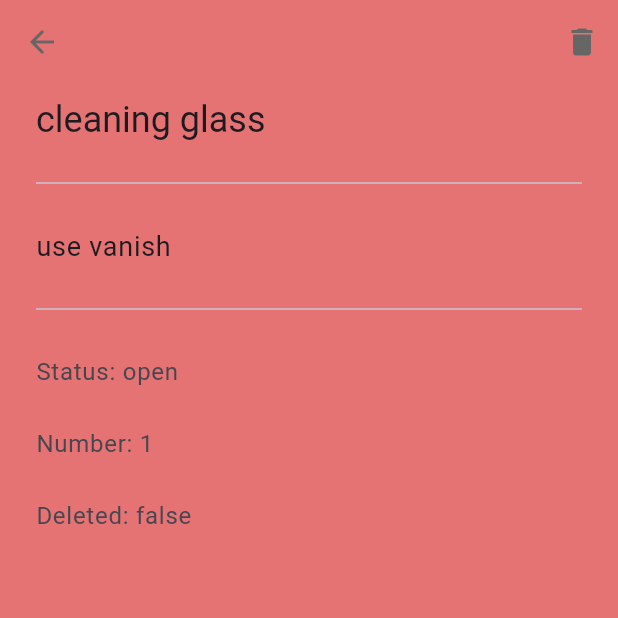
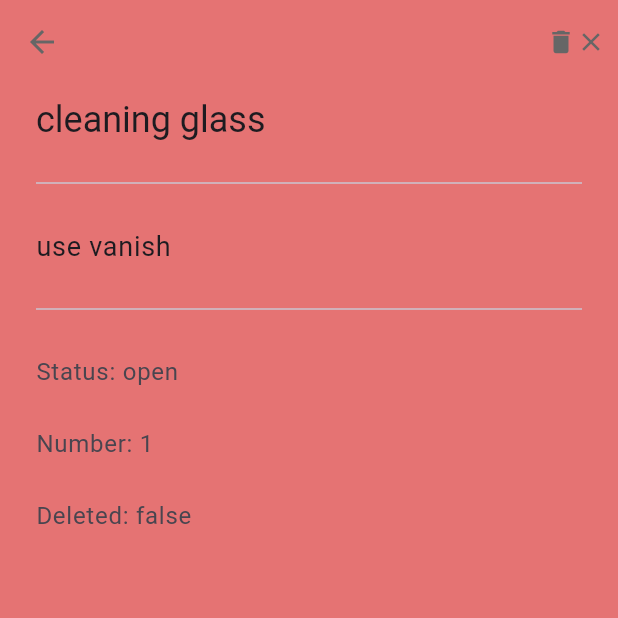
Before and after one commit to LuisBarretto11/Projeto-Dispositivos-Moveis, a Flutter app: the screen it shows after launch, after a tap on "cleaning glass", on a phone screen of 412 x 824 dp, the top half of it. Run offline on Flutter 3.47's test engine with Material 3 defaults, Android fonts, the phone set to English and light mode, and no system bars; our stand-ins replace sqflite; accounts and stored records are empty.

Commit message:
refactor: remove code comment

```diff
--- a/lib/page/work_order_details_page.dart
+++ b/lib/page/work_order_details_page.dart
@@ -5,7 +5,6 @@ import 'package:work_order/repositories/work_order_repository.dart';
 import 'package:work_order/theme/custom_black_theme.dart';
 
 class WorkOrderDetailsPage extends StatelessWidget {
-  // WorkOrder workOrder;
   final WorkOrder workOrder;
   final _workOrderTitle = TextEditingController();
   final _workOrderDescription = TextEditingController();
@@ -14,25 +13,6 @@ class WorkOrderDetailsPage extends StatelessWidget {
     _workOrderTitle.text = workOrder.title;
     _workOrderDescription.text = workOrder.description;
   }
-
-  // final _form = GlobalKey<FormState>();
-
-  // String description = '';
-
-  // salvar() {
-  //   if (_form.currentState!.validate()) {
-  //     // Salvar a compra
-
-  //     Navigator.pop(context);
-
-  //     ScaffoldMessenger.of(context).showSnackBar(
-  //       const SnackBar(
-  //         content: Text('Work Order saved!'),
-  //         duration: Duration(seconds: 2),
-  //       ),
-  //     );
-  //   }
-  // }
 
   @override
   Widget build(BuildContext context) {
@@ -70,7 +50,15 @@ class WorkOrderDetailsPage extends StatelessWidget {
                         }
                         Navigator.of(context).pop();
                       },
-                      icon: Icon(!workOrder.deleted ? Icons.delete : Icons.restore),
+                      icon: !workOrder.deleted
+                        ? const Row(
+                            mainAxisSize: MainAxisSize.min,
+                            children: [
+                              Icon(Icons.delete, size: 20),
+                              Icon(Icons.close, size: 20),
+                            ],
+                          )
+                        : const Icon(Icons.restore),
                     ),
                   ],
                 ),
@@ -144,78 +132,5 @@ class WorkOrderDetailsPage extends StatelessWidget {
         ),
       ),
     );
-
-    // return Scaffold(
-    //   appBar: AppBar(
-    //     title: Text('${widget.workOrder.title} (#${widget.workOrder.number})'),
-    //   ),
-    //   body: Padding(
-    //     padding: const EdgeInsets.all(24),
-    //     child: Column(
-    //       children: [
-    //         // const Padding(
-    //         //   padding: EdgeInsets.only(bottom: 5),
-    //         //   child: Row(
-    //         //     children: [
-    //         //       Column(
-    //         //         children: [
-    //         //           Text('Description:', style: TextStyle(
-    //         //             fontSize: 22,
-    //         //             fontWeight: FontWeight.w500,
-    //         //           )),
-    //         //         ],
-    //         //       ),
-    //         //     ],
-    //         //   ),
-    //         // ),
-    //         Form(
-    //           key: _form,
-    //           child: TextFormField(
-    //             controller: TextEditingController(text: widget.workOrder.description),
-    //             style: const TextStyle(
-    //               fontSize: 20,
-    //               fontWeight: FontWeight.w400,
-    //             ),
-    //             decoration: const InputDecoration(
-    //               border: OutlineInputBorder(),
-    //               labelText: 'Description',
-    //             ),
-    //             keyboardType: TextInputType.text,
-    //             validator: (value) {
-    //               if (value!.isEmpty) {
-    //                 return 'Please enter a description';
-    //               } else if (value.length < 2) {
-    //                 return 'Please enter a longer description';
-    //               }
-    //               return null;
-    //             },
-    //             onChanged: (value) {
-    //               setState(() {
-    //                 widget.workOrder.description = value;
-    //               });
-    //             }
-    //           ),
-    //         ),
-    //         Container(
-    //           alignment: Alignment.bottomCenter,
-    //           margin: const EdgeInsets.only(top: 24),
-    //           child: ElevatedButton(
-    //             onPressed: salvar,
-    //             child: const Row(
-    //               mainAxisAlignment: MainAxisAlignment.center,
-    //               children: [
-    //                 Icon(Icons.save),
-    //                 Padding(
-    //                   padding: EdgeInsets.all(10),
-    //                   child: Text('Save', style: TextStyle(fontSize: 20)),
-    //                 ),
-    //               ],
-    //             ),
-    //           ),
-    //         ),
-    //       ],
-    //     ),
-    //   ),
-    // );
   }
 }
```
